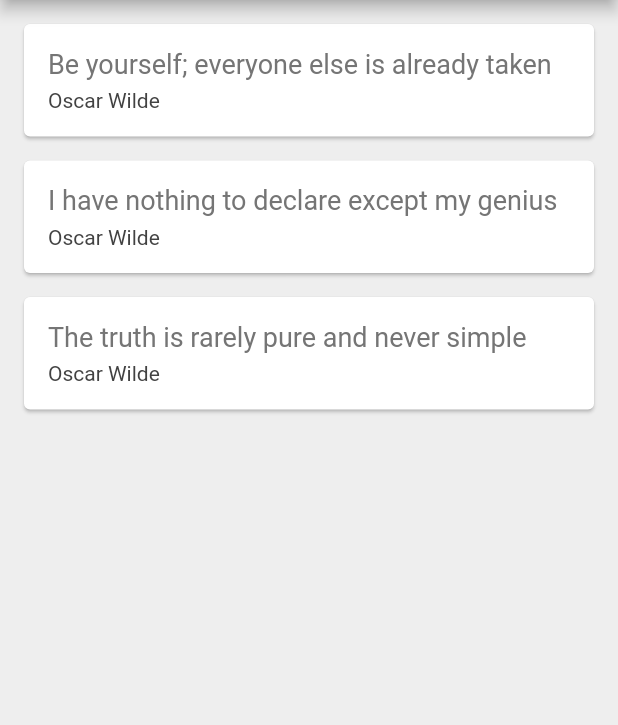
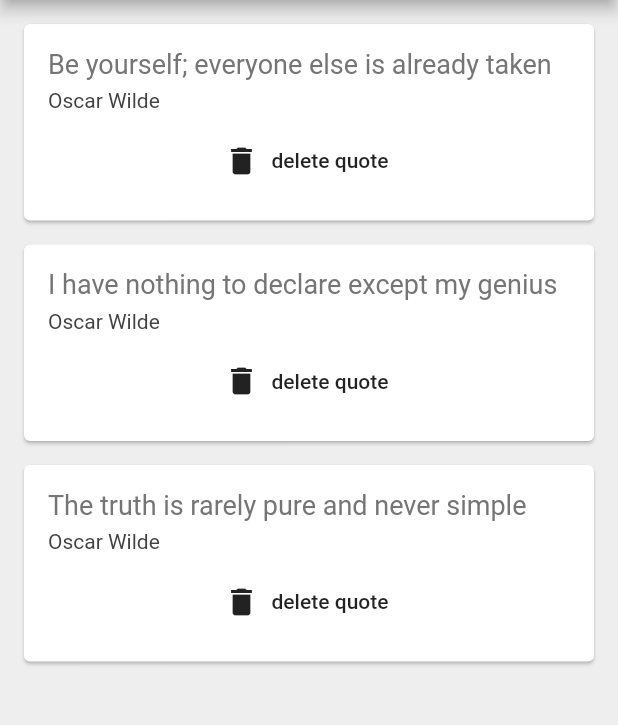
Before and after one commit to JaiminRana01/quotes, a Flutter app: the screen it shows after launch, on a phone screen of 412 x 824 dp, the part 84-809 px from its top. Run offline on Flutter 3.47's test engine with Material 2 defaults, Android fonts, the phone set to English and light mode, and no system bars.

Commit message:
Functions as parameters

```diff
--- a/lib/main.dart
+++ b/lib/main.dart
@@ -38,7 +38,15 @@ class _QuoteListState extends State<QuoteList> {
         backgroundColor: Colors.redAccent,
       ),
       body: Column(
-        children: quotes.map((quote) => QuoteCard(quote: quote)).toList(),
+        children: quotes
+            .map((quote) => QuoteCard(
+                quote: quote,
+                delete: () {
+                  setState(() {
+                    quotes.remove(quote);
+                  });
+                }))
+            .toList(),
       ),
     );
   }
--- a/lib/quote_card.dart
+++ b/lib/quote_card.dart
@@ -3,8 +3,9 @@ import 'package:quotes/quote.dart';
 
 class QuoteCard extends StatelessWidget {
   final Quote quote;
+  final Function delete;
 
-  QuoteCard({this.quote});
+  QuoteCard({this.quote, this.delete});
 
   @override
   Widget build(BuildContext context) {
@@ -27,6 +28,12 @@ class QuoteCard extends StatelessWidget {
               quote.author,
               style: TextStyle(fontSize: 14.0, color: Colors.grey[800]),
             ),
+            SizedBox(height: 8.0),
+            FlatButton.icon(
+              onPressed: delete,
+              label: Text('delete quote'),
+              icon: Icon(Icons.delete),
+            ),
           ],
         ),
       ),
```
